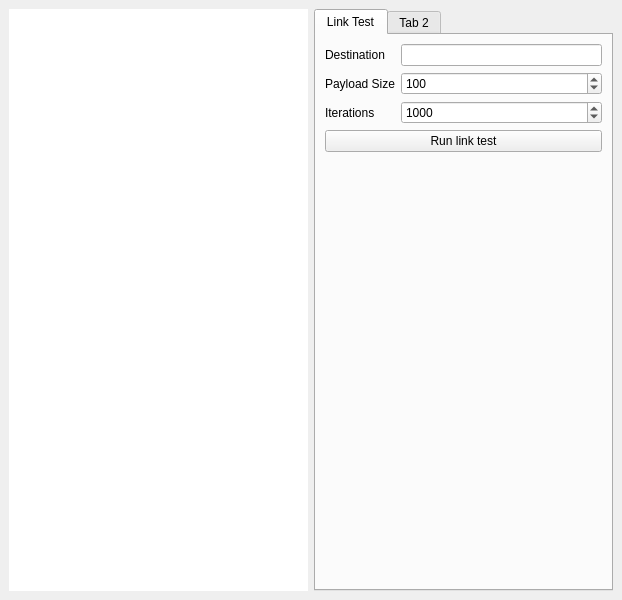
First picture: the form in Frontend/Windows/MainWindow/mainwindow.ui, repository WPI-HPRC/gs-control-2024-2025, before the edit.
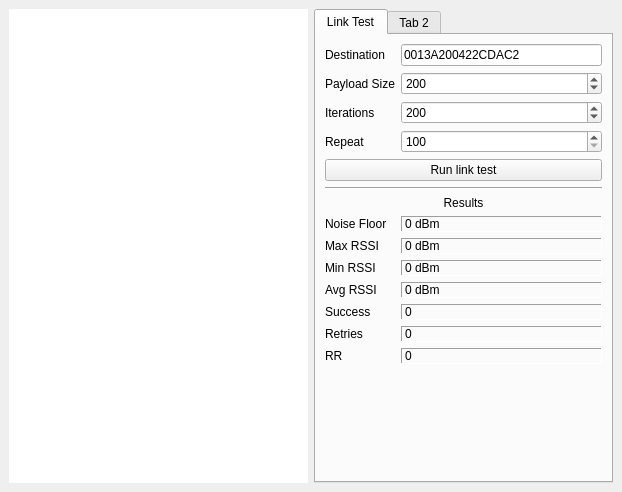
Second picture: the form after the edit. Custom widgets are drawn as their Qt base class.

Commit message: link test ui and logging

```diff
--- a/Frontend/Windows/MainWindow/mainwindow.ui
+++ b/Frontend/Windows/MainWindow/mainwindow.ui
@@ -7,7 +7,7 @@
     <x>0</x>
     <y>0</y>
     <width>622</width>
-    <height>600</height>
+    <height>492</height>
    </rect>
   </property>
   <property name="windowTitle">
@@ -98,27 +98,66 @@
         <string>Link Test</string>
        </attribute>
        <layout class="QGridLayout" name="gridLayout">
-        <item row="2" column="0">
-         <widget class="QLabel" name="label_3">
-          <property name="text">
-           <string>Iterations</string>
+        <item row="10" column="1">
+         <widget class="QLabel" name="LinkTestResult_MinRssi">
+          <property name="frameShape">
+           <enum>QFrame::Shape::Panel</enum>
           </property>
-         </widget>
-        </item>
-        <item row="0" column="0">
-         <widget class="QLabel" name="label">
+          <property name="frameShadow">
+           <enum>QFrame::Shadow::Sunken</enum>
+          </property>
           <property name="text">
-           <string>Destination</string>
+           <string>0 dBm</string>
           </property>
          </widget>
         </item>
-        <item row="3" column="0" colspan="2">
+        <item row="4" column="0" colspan="2">
          <widget class="QPushButton" name="LinkTest_Button">
           <property name="text">
            <string>Run link test</string>
           </property>
          </widget>
         </item>
+        <item row="3" column="0">
+         <widget class="QLabel" name="label_5">
+          <property name="text">
+           <string>Repeat</string>
+          </property>
+         </widget>
+        </item>
+        <item row="15" column="1">
+         <widget class="QLabel" name="LinkTestResult_Success">
+          <property name="frameShape">
+           <enum>QFrame::Shape::Panel</enum>
+          </property>
+          <property name="frameShadow">
+           <enum>QFrame::Shadow::Sunken</enum>
+          </property>
+          <property name="text">
+           <string>0</string>
+          </property>
+         </widget>
+        </item>
+        <item row="3" column="1">
+         <widget class="QSpinBox" name="LinkTest_Repeat">
+          <property name="minimum">
+           <number>100</number>
+          </property>
+          <property name="maximum">
+           <number>200</number>
+          </property>
+          <property name="singleStep">
+           <number>10</number>
+          </property>
+         </widget>
+        </item>
+        <item row="15" column="0">
+         <widget class="QLabel" name="label_8">
+          <property name="text">
+           <string>Success</string>
+          </property>
+         </widget>
+        </item>
         <item row="1" column="1">
          <widget class="QSpinBox" name="LinkTest_PayloadSize">
           <property name="minimum">
@@ -131,23 +170,21 @@
            <number>20</number>
           </property>
           <property name="value">
-           <number>100</number>
+           <number>200</number>
           </property>
          </widget>
         </item>
-        <item row="2" column="1">
-         <widget class="QSpinBox" name="LinkTest_Iterations">
-          <property name="minimum">
-           <number>1</number>
+        <item row="7" column="0">
+         <widget class="QLabel" name="label_6">
+          <property name="text">
+           <string>Noise Floor</string>
           </property>
-          <property name="maximum">
-           <number>4000</number>
-          </property>
-          <property name="singleStep">
-           <number>100</number>
-          </property>
-          <property name="value">
-           <number>1000</number>
+         </widget>
+        </item>
+        <item row="2" column="0">
+         <widget class="QLabel" name="label_3">
+          <property name="text">
+           <string>Iterations</string>
           </property>
          </widget>
         </item>
@@ -156,6 +193,9 @@
           <property name="inputMask">
            <string notr="true"/>
           </property>
+          <property name="text">
+           <string>0013A200422CDAC2</string>
+          </property>
           <property name="maxLength">
            <number>16</number>
           </property>
@@ -164,14 +204,58 @@
           </property>
          </widget>
         </item>
-        <item row="1" column="0">
-         <widget class="QLabel" name="label_2">
+        <item row="6" column="0" colspan="2">
+         <widget class="QLabel" name="label_4">
           <property name="text">
-           <string>Payload Size</string>
+           <string>Results</string>
           </property>
+          <property name="alignment">
+           <set>Qt::AlignmentFlag::AlignCenter</set>
+          </property>
          </widget>
         </item>
-        <item row="4" column="0" colspan="2">
+        <item row="5" column="0" colspan="2">
+         <widget class="Line" name="line">
+          <property name="orientation">
+           <enum>Qt::Orientation::Horizontal</enum>
+          </property>
+         </widget>
+        </item>
+        <item row="16" column="0">
+         <widget class="QLabel" name="label_9">
+          <property name="text">
+           <string>Retries</string>
+          </property>
+         </widget>
+        </item>
+        <item row="16" column="1">
+         <widget class="QLabel" name="LinkTestResult_Retries">
+          <property name="frameShape">
+           <enum>QFrame::Shape::Panel</enum>
+          </property>
+          <property name="frameShadow">
+           <enum>QFrame::Shadow::Sunken</enum>
+          </property>
+          <property name="text">
+           <string>0</string>
+          </property>
+         </widget>
+        </item>
+        <item row="0" column="0">
+         <widget class="QLabel" name="label">
+          <property name="text">
+           <string>Destination</string>
+          </property>
+         </widget>
+        </item>
+        <item row="10" column="0">
+         <widget class="QLabel" name="label_12">
+          <property name="text">
+           <string>Min RSSI</string>
+          </property>
+         </widget>
+        </item>
+        <item row="21" column="0" colspan="2">
          <spacer name="verticalSpacer">
           <property name="orientation">
            <enum>Qt::Orientation::Vertical</enum>
@@ -184,6 +268,102 @@
           </property>
          </spacer>
         </item>
+        <item row="2" column="1">
+         <widget class="QSpinBox" name="LinkTest_Iterations">
+          <property name="minimum">
+           <number>1</number>
+          </property>
+          <property name="maximum">
+           <number>4000</number>
+          </property>
+          <property name="singleStep">
+           <number>100</number>
+          </property>
+          <property name="value">
+           <number>200</number>
+          </property>
+         </widget>
+        </item>
+        <item row="17" column="1">
+         <widget class="QLabel" name="LinkTestResult_RR">
+          <property name="frameShape">
+           <enum>QFrame::Shape::Panel</enum>
+          </property>
+          <property name="frameShadow">
+           <enum>QFrame::Shadow::Sunken</enum>
+          </property>
+          <property name="text">
+           <string>0</string>
+          </property>
+         </widget>
+        </item>
+        <item row="1" column="0">
+         <widget class="QLabel" name="label_2">
+          <property name="text">
+           <string>Payload Size</string>
+          </property>
+         </widget>
+        </item>
+        <item row="17" column="0">
+         <widget class="QLabel" name="label_10">
+          <property name="text">
+           <string>RR</string>
+          </property>
+         </widget>
+        </item>
+        <item row="7" column="1">
+         <widget class="QLabel" name="LinkTestResult_NoiseFloor">
+          <property name="frameShape">
+           <enum>QFrame::Shape::Panel</enum>
+          </property>
+          <property name="frameShadow">
+           <enum>QFrame::Shadow::Sunken</enum>
+          </property>
+          <property name="text">
+           <string>0 dBm</string>
+          </property>
+         </widget>
+        </item>
+        <item row="14" column="1">
+         <widget class="QLabel" name="LinkTestResult_AvgRssi">
+          <property name="frameShape">
+           <enum>QFrame::Shape::Panel</enum>
+          </property>
+          <property name="frameShadow">
+           <enum>QFrame::Shadow::Sunken</enum>
+          </property>
+          <property name="text">
+           <string>0 dBm</string>
+          </property>
+         </widget>
+        </item>
+        <item row="9" column="0">
+         <widget class="QLabel" name="label_11">
+          <property name="text">
+           <string>Max RSSI</string>
+          </property>
+         </widget>
+        </item>
+        <item row="14" column="0">
+         <widget class="QLabel" name="label_13">
+          <property name="text">
+           <string>Avg RSSI</string>
+          </property>
+         </widget>
+        </item>
+        <item row="9" column="1">
+         <widget class="QLabel" name="LinkTestResult_MaxRssi">
+          <property name="frameShape">
+           <enum>QFrame::Shape::Panel</enum>
+          </property>
+          <property name="frameShadow">
+           <enum>QFrame::Shadow::Sunken</enum>
+          </property>
+          <property name="text">
+           <string>0 dBm</string>
+          </property>
+         </widget>
+        </item>
        </layout>
       </widget>
       <widget class="QWidget" name="tab_2">
```
The commit also changes 8 other files.
